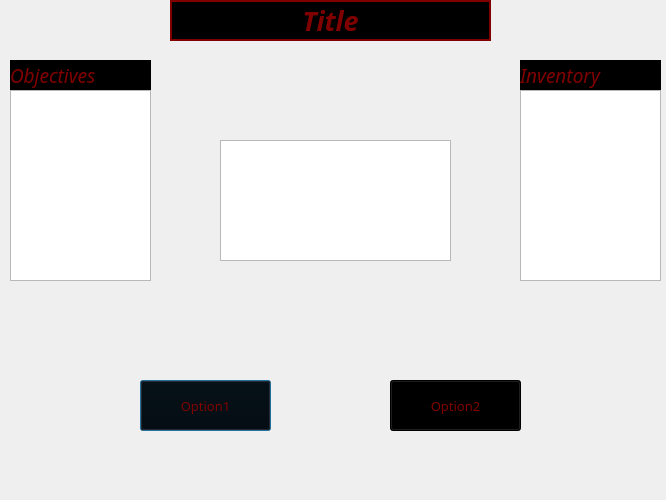
Old version of the form scenariobox.ui in the repository Willieodwyer/Zork.
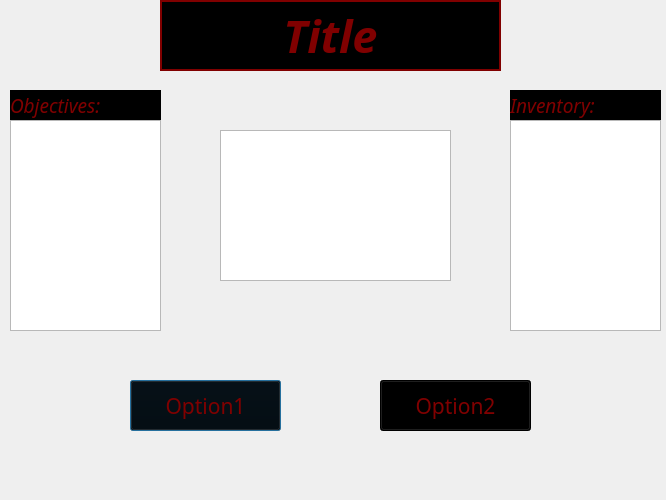
New version of the form. Icons and pictures are not drawn.

Patch:
```diff
--- a/scenariobox.ui
+++ b/scenariobox.ui
@@ -37,16 +37,16 @@
   <widget class="QLabel" name="lblTitle">
    <property name="geometry">
     <rect>
-     <x>170</x>
+     <x>160</x>
      <y>0</y>
-     <width>321</width>
-     <height>41</height>
+     <width>341</width>
+     <height>71</height>
     </rect>
    </property>
    <property name="font">
     <font>
      <family>Showcard Gothic</family>
-     <pointsize>20</pointsize>
+     <pointsize>34</pointsize>
      <weight>75</weight>
      <italic>true</italic>
      <bold>true</bold>
@@ -74,16 +74,16 @@
   <widget class="QPushButton" name="btnOptionA">
    <property name="geometry">
     <rect>
-     <x>140</x>
+     <x>130</x>
      <y>380</y>
-     <width>131</width>
+     <width>151</width>
      <height>51</height>
     </rect>
    </property>
    <property name="font">
     <font>
      <family>Showcard Gothic</family>
-     <pointsize>10</pointsize>
+     <pointsize>16</pointsize>
     </font>
    </property>
    <property name="text">
@@ -93,16 +93,16 @@
   <widget class="QPushButton" name="btnOptionB">
    <property name="geometry">
     <rect>
-     <x>390</x>
+     <x>380</x>
      <y>380</y>
-     <width>131</width>
+     <width>151</width>
      <height>51</height>
     </rect>
    </property>
    <property name="font">
     <font>
      <family>Showcard Gothic</family>
-     <pointsize>10</pointsize>
+     <pointsize>16</pointsize>
     </font>
    </property>
    <property name="text">
@@ -113,9 +113,9 @@
    <property name="geometry">
     <rect>
      <x>220</x>
-     <y>140</y>
+     <y>130</y>
      <width>231</width>
-     <height>121</height>
+     <height>151</height>
     </rect>
    </property>
    <property name="font">
@@ -129,9 +129,9 @@
   <widget class="QLabel" name="lblInventory">
    <property name="geometry">
     <rect>
-     <x>520</x>
-     <y>60</y>
-     <width>141</width>
+     <x>510</x>
+     <y>90</y>
+     <width>151</width>
      <height>31</height>
     </rect>
    </property>
@@ -143,15 +143,15 @@
     </font>
    </property>
    <property name="text">
-    <string>Inventory</string>
+    <string>Inventory:</string>
    </property>
   </widget>
   <widget class="QLabel" name="lblObjectives">
    <property name="geometry">
     <rect>
      <x>10</x>
-     <y>60</y>
-     <width>141</width>
+     <y>90</y>
+     <width>151</width>
      <height>31</height>
     </rect>
    </property>
@@ -163,16 +163,16 @@
     </font>
    </property>
    <property name="text">
-    <string>Objectives</string>
+    <string>Objectives:</string>
    </property>
   </widget>
   <widget class="QTextBrowser" name="txtObjectives">
    <property name="geometry">
     <rect>
      <x>10</x>
-     <y>90</y>
-     <width>141</width>
-     <height>191</height>
+     <y>120</y>
+     <width>151</width>
+     <height>211</height>
     </rect>
    </property>
    <property name="font">
@@ -186,10 +186,10 @@
   <widget class="QTextBrowser" name="txtInventory">
    <property name="geometry">
     <rect>
-     <x>520</x>
-     <y>90</y>
-     <width>141</width>
-     <height>191</height>
+     <x>510</x>
+     <y>120</y>
+     <width>151</width>
+     <height>211</height>
     </rect>
    </property>
    <property name="font">
```
